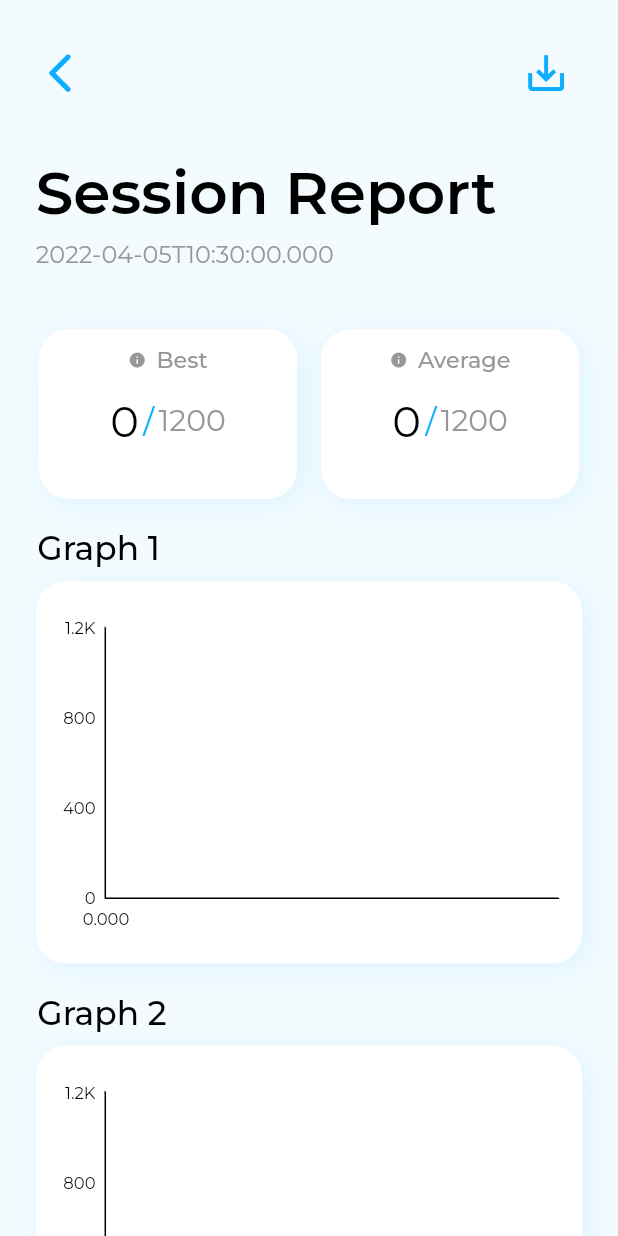
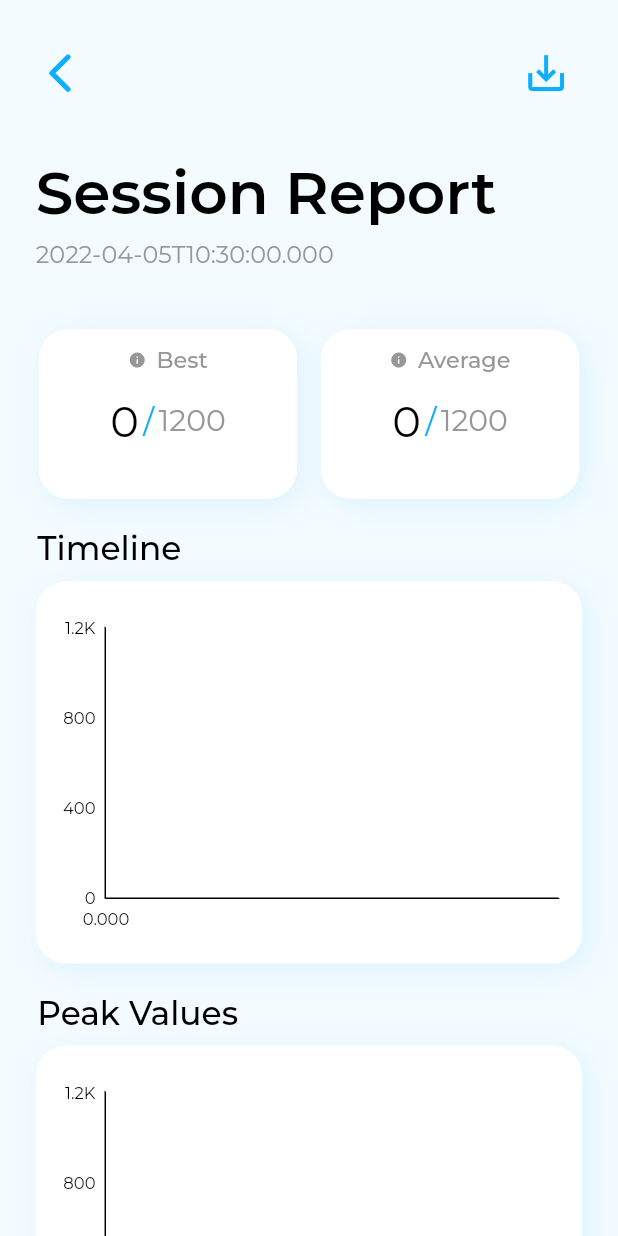
Before and after one commit to AadityaCholayil/Breathe, a Flutter app: the SessionReportPage screen opened directly with empty values, on a phone screen of 412 x 824 dp. Run offline on Flutter 3.47's test engine with Material 2 defaults, Android fonts, the phone set to English and light mode, and no system bars; drawn by our look-alikes of fl_chart; our stand-ins replace bloc, bloc_concurrency, camera, cloud_firestore, equatable, firebase_auth and 9 more; missing offline and left inert: tflite; accounts and stored records are empty; project files that could hold a hidden picture were left out.

Commit message:
bug fixes

```diff
--- a/lib/bloc/database_bloc/database_events.dart
+++ b/lib/bloc/database_bloc/database_events.dart
@@ -21,7 +21,7 @@ class SaveReport extends DatabaseEvent {
   const SaveReport({required this.report});
 
   @override
-  List<Object?> get props => [];
+  List<Object?> get props => [report];
 }
 
 class DeleteReport extends DatabaseEvent {
@@ -30,7 +30,7 @@ class DeleteReport extends DatabaseEvent {
   const DeleteReport({required this.report});
 
   @override
-  List<Object?> get props => [];
+  List<Object?> get props => [report];
 }
 
 // class AddPokemon extends DatabaseEvent {
--- a/lib/models/session_report.dart
+++ b/lib/models/session_report.dart
@@ -1,3 +1,5 @@
+import 'dart:math';
+
 import 'package:cloud_firestore/cloud_firestore.dart';
 
 class SessionReport {
@@ -55,18 +57,23 @@ class SessionReport {
   }
 
   List<Reading> get peaks {
-    // TODO: Calculate peaks
-    return readings;
+    List<Reading> peaks = [];
+    for (int i = 1; i < readings.length; i++) {
+      if (readings[i].score < readings[i - 1].score) {
+        peaks.add(readings[i - 1]);
+      }
+    }
+    return peaks;
   }
 
   void setAverageScore() {
-    // TODO: Calculate average from peaks
-    averageScore = 1000;
+    averageScore =
+        (peaks.map((p) => p.score).reduce((a, b) => a + b) / peaks.length)
+            .ceil();
   }
 
   void setBestScore() {
-    // TODO: Calculate best from peaks
-    bestScore = 1200;
+    bestScore = (peaks.reduce((p1, p2) => p1.score > p2.score ? p1 : p2)).score;
   }
 
   @override
--- a/lib/views/report_screens/session_report_page.dart
+++ b/lib/views/report_screens/session_report_page.dart
@@ -161,7 +161,7 @@ class SessionReportPage extends StatelessWidget {
                   Padding(
                     padding: EdgeInsets.only(left: 25.w),
                     child: Text(
-                      "Graph 1",
+                      "Timeline",
                       style: TextStyle(
                         color: CustomTheme.t1,
                         fontWeight: FontWeight.w500,
@@ -175,7 +175,7 @@ class SessionReportPage extends StatelessWidget {
                   Padding(
                     padding: EdgeInsets.only(left: 25.w),
                     child: Text(
-                      "Graph 2",
+                      "Peak Values",
                       style: TextStyle(
                         color: CustomTheme.t1,
                         fontWeight: FontWeight.w500,
@@ -184,7 +184,7 @@ class SessionReportPage extends StatelessWidget {
                     ),
                   ),
                   SizedBox(height: 8.w),
-                  _buildGraph(context, report),
+                  _buildGraph2(context, report),
                   SizedBox(height: 50.w),
                 ],
               ),
@@ -241,6 +241,98 @@ class SessionReportPage extends StatelessWidget {
               LineChartBarData(
                 spots: [
                   for (var reading in report.readings)
+                    FlSpot((reading.timeElapsed / 1000).toDouble(),
+                        reading.score.toDouble()),
+                ],
+                colors: [CustomTheme.accent],
+                isCurved: true,
+                curveSmoothness: 0.35,
+                preventCurveOverShooting: true,
+                belowBarData: BarAreaData(
+                  show: true,
+                  colors: [
+                    CustomTheme.accent,
+                  ],
+                ),
+              ),
+            ],
+            titlesData: FlTitlesData(
+              leftTitles: SideTitles(
+                  showTitles: true,
+                  interval: 400,
+                  // margin: 20
+                  reservedSize: 30.w),
+              rightTitles: SideTitles(showTitles: false),
+              topTitles: SideTitles(showTitles: false),
+            ),
+            axisTitleData: FlAxisTitleData(
+              leftTitle: AxisTitle(
+                showTitle: true,
+                titleText: 'Score',
+                textStyle: TextStyle(
+                  fontSize: 18,
+                  color: CustomTheme.t2,
+                ),
+              ),
+              bottomTitle: AxisTitle(
+                showTitle: true,
+                titleText: 'Time',
+                margin: 15,
+                textStyle: TextStyle(fontSize: 18, color: CustomTheme.t2),
+              ),
+            ),
+          ),
+        ),
+      ),
+    );
+  }
+
+  Widget _buildGraph2(BuildContext context, SessionReport report) {
+    return Padding(
+      padding: EdgeInsets.symmetric(horizontal: 24.w),
+      child: Container(
+        padding:
+        EdgeInsets.only(top: 30.w, left: 10.w, right: 15.w, bottom: 15.w),
+        // height: MediaQuery.of(context).size.height,
+        height: 256.w,
+        width: 366.w,
+        decoration: BoxDecoration(
+          boxShadow: [
+            BoxShadow(
+              color: CustomTheme.cardShadow,
+              blurRadius: 15,
+              // spreadRadius: 1,
+              // blurStyle: ,
+              offset: Offset(
+                4.w,
+                4.w,
+              ),
+            ),
+          ],
+          color: CustomTheme.card,
+          borderRadius: BorderRadius.circular(20.w),
+        ),
+        child: LineChart(
+          LineChartData(
+            maxX: (report.totalDuration / 1000).toDouble(),
+            minY: 0,
+            maxY: 1200,
+            gridData: FlGridData(
+              drawHorizontalLine: false,
+              drawVerticalLine: false,
+            ),
+            borderData: FlBorderData(
+              border: Border(
+                bottom: BorderSide(color: CustomTheme.t1),
+                left: BorderSide(color: CustomTheme.t1),
+                top: const BorderSide(color: Colors.transparent),
+                right: const BorderSide(color: Colors.transparent),
+              ),
+            ),
+            lineBarsData: [
+              LineChartBarData(
+                spots: [
+                  for (var reading in report.peaks)
                     FlSpot((reading.timeElapsed / 1000).toDouble(),
                         reading.score.toDouble()),
                 ],
```
Also changed, not shown: lib/bloc/tensorflow_bloc/tensorflow_bloc.dart (+41 -3 lines), lib/views/home_page.dart (+6 -4 lines), lib/views/readings/bounding_boxes.dart (+7 -0 lines).
